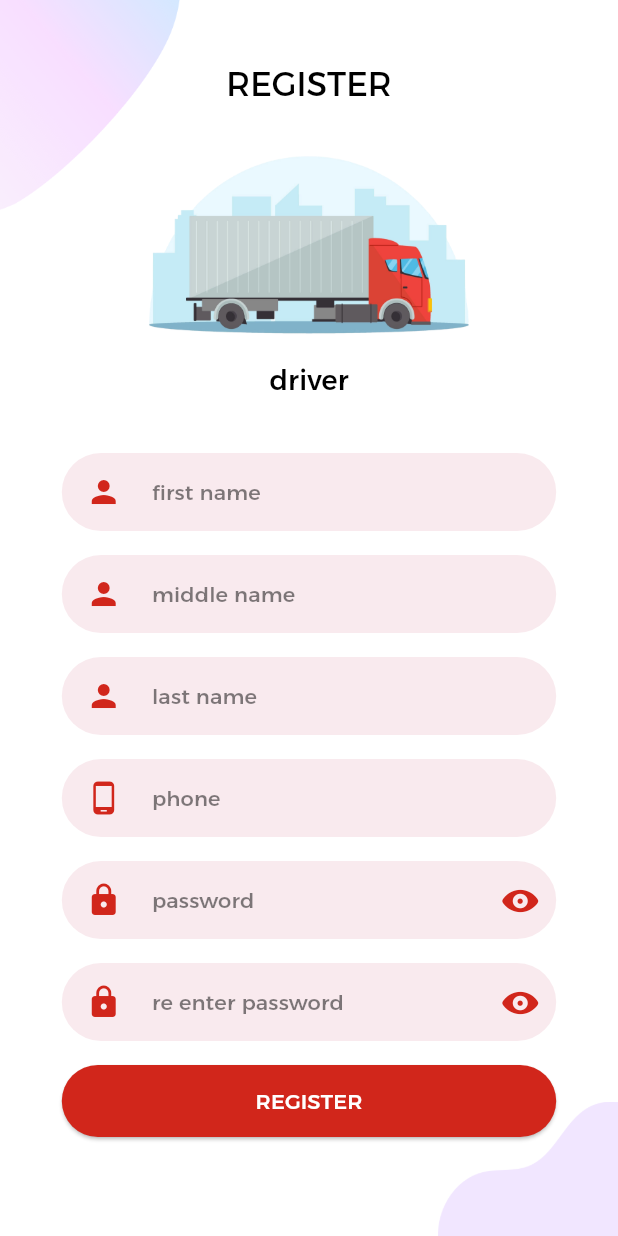
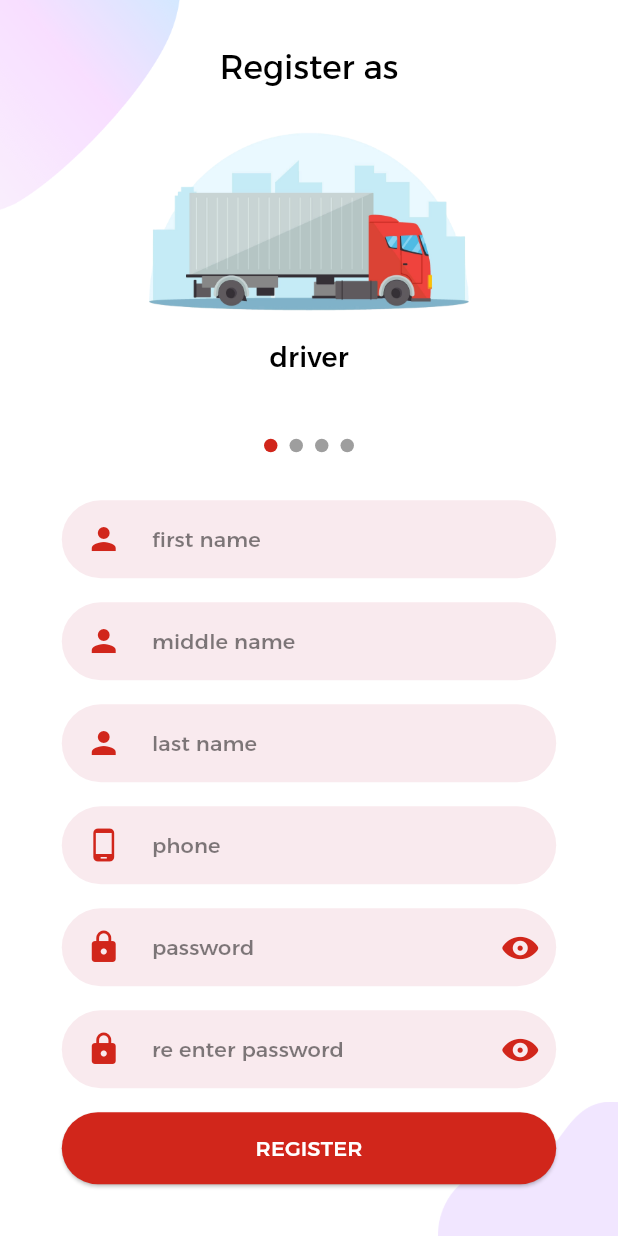
Before and after one commit to abd-Mohsen/shipping-app, a Flutter app: the screen it shows after launch, after a tap on "register", on a phone screen of 412 x 824 dp. Run offline on Flutter 3.47's test engine with Material 3 defaults, Android fonts, the phone set to English and light mode, and no system bars; drawn by our look-alikes of carousel_slider, smooth_page_indicator; our stand-ins replace flutter_spinkit, geolocator, get, get_storage, otp_text_field, timer_count_down; accounts and stored records are empty.

Commit message:
implemented role selection in register

```diff
--- a/lib/controllers/register_controller.dart
+++ b/lib/controllers/register_controller.dart
@@ -7,20 +7,22 @@ import '../models/user_model.dart';
 class RegisterController extends GetxController {
   @override
   void onClose() {
-    // email.dispose();
-    // password.dispose();
-    // rePassword.dispose();
-    // fName.dispose();
-    // lName.dispose();
-    // phone.dispose();
+    //
     super.onClose();
   }
 
   List<String> roles = ["driver", "customer", "company", "employee"];
 
+  int roleIndex = 0;
+
+  void setRole(int newIndex) {
+    roleIndex = newIndex;
+    update();
+  }
+
   @override
   void onInit() {
-    getSupervisorsNames();
+    //getSupervisorsNames();
     super.onInit();
   }
 
@@ -31,9 +33,6 @@ class RegisterController extends GetxController {
   final password = TextEditingController();
   final rePassword = TextEditingController();
   final phone = TextEditingController();
-  String roleINEnglish = "supervisor";
-  String selectedRole = "مشرف";
-  UserModel? selectedSupervisor; //(show if role is 3)
 
   GlobalKey<FormState> registerFormKey = GlobalKey<FormState>();
   bool buttonPressed = false;
@@ -56,17 +55,6 @@ class RegisterController extends GetxController {
   bool get rePasswordVisible => _rePasswordVisible;
   void toggleRePasswordVisibility(bool value) {
     _rePasswordVisible = value;
-    update();
-  }
-
-  void setRole(String role) {
-    role == "مشرف" ? roleINEnglish = "supervisor" : roleINEnglish = "salesman";
-    selectedRole = role;
-    update();
-  }
-
-  void setSupervisor(UserModel supervisor) {
-    selectedSupervisor = supervisor;
     update();
   }
 
@@ -113,80 +101,4 @@ class RegisterController extends GetxController {
 
     toggleLoadingRegister(false);
   }
-  //--------------------------------------------------------------------------------
-  //for otp
-
-  // final OtpFieldController otpController = OtpFieldController();
-  // final CountdownController timeController = CountdownController(autoStart: true);
-  //
-  // late String _registerToken;
-  // bool _isTimeUp = false;
-  // bool get isTimeUp => _isTimeUp;
-  // late String _verifyUrl;
-  //
-  // bool _isLoadingOtp = false;
-  // bool get isLoadingOtp => _isLoadingOtp;
-  //
-  // void toggleLoadingOtp(bool value) {
-  //   _isLoadingOtp = value;
-  //   update();
-  // }
-  //
-  // void toggleTimerState(bool val) {
-  //   _isTimeUp = val;
-  //   update();
-  // }
-  //
-  // void verifyOtp(String pin) async {
-  //   if (_isTimeUp) {
-  //     Get.defaultDialog(middleText: "otp time up dialog".tr);
-  //   } else {
-  //     toggleLoadingOtp(true);
-  //     try {
-  //       if (await RemoteServices.verifyRegisterOtp(_verifyUrl, _registerToken, pin).timeout(kTimeOutDuration)) {
-  //         Get.offAll(() => const LoginPage());
-  //         Get.defaultDialog(middleText: "account created successfully, please login".tr);
-  //       } else {
-  //         Get.defaultDialog(middleText: "wrong otp dialog".tr);
-  //       }
-  //     } on TimeoutException {
-  //       kTimeOutDialog();
-  //     } catch (e) {
-  //       //print(e.toString());
-  //     } finally {
-  //       toggleLoadingOtp(false);
-  //     }
-  //   }
-  // }
-  //
-  // void resendOtp() async {
-  //   if (_isTimeUp) {
-  //     toggleLoadingOtp(true);
-  //     try {
-  //       _verifyUrl = (await RemoteServices.sendRegisterOtp(_registerToken).timeout(kTimeOutDuration))!;
-  //       timeController.restart();
-  //       otpController.clear();
-  //       _isTimeUp = false;
-  //     } on TimeoutException {
-  //       kTimeOutDialog();
-  //     } catch (e) {
-  //       //print(e.toString());
-  //     } finally {
-  //       toggleLoadingOtp(false);
-  //     }
-  //   } else {
-  //     Get.showSnackbar(GetSnackBar(
-  //       messageText: Text(
-  //         "wait till time is up".tr,
-  //         textAlign: TextAlign.center,
-  //         style: kTextStyle14.copyWith(color: Colors.white),
-  //       ),
-  //       backgroundColor: Colors.grey.shade800,
-  //       duration: const Duration(milliseconds: 800),
-  //       borderRadius: 30,
-  //       maxWidth: 150,
-  //       margin: const EdgeInsets.only(bottom: 50),
-  //     ));
-  //   }
-  // }
 }
--- a/lib/views/register_view.dart
+++ b/lib/views/register_view.dart
@@ -1,8 +1,10 @@
+import 'package:carousel_slider/carousel_slider.dart';
 import 'package:flutter/cupertino.dart';
 import 'package:flutter/material.dart';
 import 'package:flutter_spinkit/flutter_spinkit.dart';
 import 'package:shipment/controllers/register_controller.dart';
 import 'package:get/get.dart';
+import 'package:smooth_page_indicator/smooth_page_indicator.dart';
 
 import 'components/auth_background.dart';
 import 'components/auth_field.dart';
@@ -17,15 +19,16 @@ class RegisterView extends StatelessWidget {
     RegisterController rC = Get.put(RegisterController());
 
     return AuthBackground(
-      child: SingleChildScrollView(
+      child: GetBuilder<RegisterController>(builder: (controller) {
+        return SingleChildScrollView(
           child: Column(
-          children: <Widget>[
+            children: [
               Column(
                 children: [
                   Padding(
-                  padding: const EdgeInsets.only(bottom: 16),
+                    padding: const EdgeInsets.only(bottom: 16, top: 20),
                     child: Text(
-                    "Register".toUpperCase(),
+                      "Register as",
                       style: tt.titleLarge!.copyWith(color: cs.onSurface),
                     ),
                   ),
@@ -35,37 +38,48 @@ class RegisterView extends StatelessWidget {
                       Expanded(
                         flex: 3,
                         //todo: replace png with svg to save space
+                        //todo: scrolling is a bit sluggish, fix performance
                         child: Hero(
                           tag: "auth_image",
-                        child: SizedBox(
-                          height: 200,
-                          child: CarouselView(
-                            //todo: replace with the package, and add worm
-                            backgroundColor: Colors.transparent,
-                            itemSnapping: true,
-                            itemExtent: MediaQuery.of(context).size.width,
-                            children: List.generate(
-                              4,
-                              (i) => Column(
+                          child: Column(
                             children: [
-                                  SizedBox(height: 150, child: Image.asset('assets/images/${rC.roles[i]}.png')),
+                              CarouselSlider(
+                                items: [
+                                  ...rC.roles.map(
+                                    (role) => Column(
+                                      children: [
+                                        SizedBox(height: 150, child: Image.asset('assets/images/$role.png')),
                                         Text(
-                                    rC.roles[i],
+                                          role,
                                           style: tt.titleMedium!.copyWith(color: cs.onSurface),
                                         ),
                                       ],
                                     ),
                                   ),
+                                ],
+                                options: CarouselOptions(
+                                  enableInfiniteScroll: false,
+                                  aspectRatio: 16 / 8,
+                                  onPageChanged: (i, reason) => rC.setRole(i),
+                                  viewportFraction: 1,
                                 ),
+                              ),
+                              const SizedBox(height: 12),
+                              AnimatedSmoothIndicator(
+                                activeIndex: rC.roleIndex,
+                                count: rC.roles.length,
+                                effect: WormEffect(dotHeight: 9, dotWidth: 9, activeDotColor: cs.primary),
+                              )
+                            ],
                           ),
                         ),
                       ),
                       //const Spacer(),
                     ],
                   ),
-                //const SizedBox(height: 8),
                 ],
               ),
+              const SizedBox(height: 16),
               Row(
                 children: [
                   const Spacer(),
@@ -239,7 +253,8 @@ class RegisterView extends StatelessWidget {
               ),
             ],
           ),
-      ),
+        );
+      }),
     );
   }
 }
--- a/pubspec.yaml
+++ b/pubspec.yaml
@@ -27,6 +27,8 @@ dependencies:
   dropdown_search: ^6.0.1
   flutter_spinkit: ^5.2.1
   flutter_svg: ^2.0.16
+  carousel_slider: ^5.0.0
+  smooth_page_indicator: ^1.2.0+3
 
 
 dev_dependencies:
```
Also changed, not shown: pubspec.lock. Lines whose indentation alone changed are shown as unchanged.
